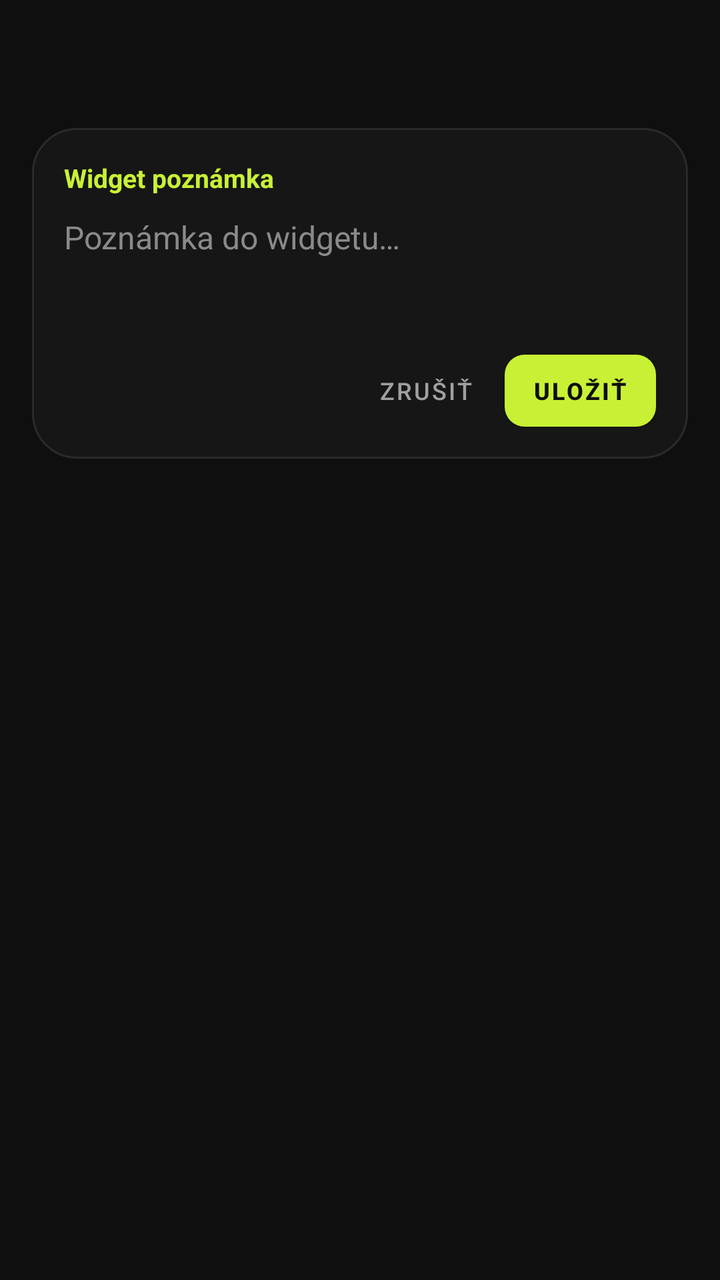
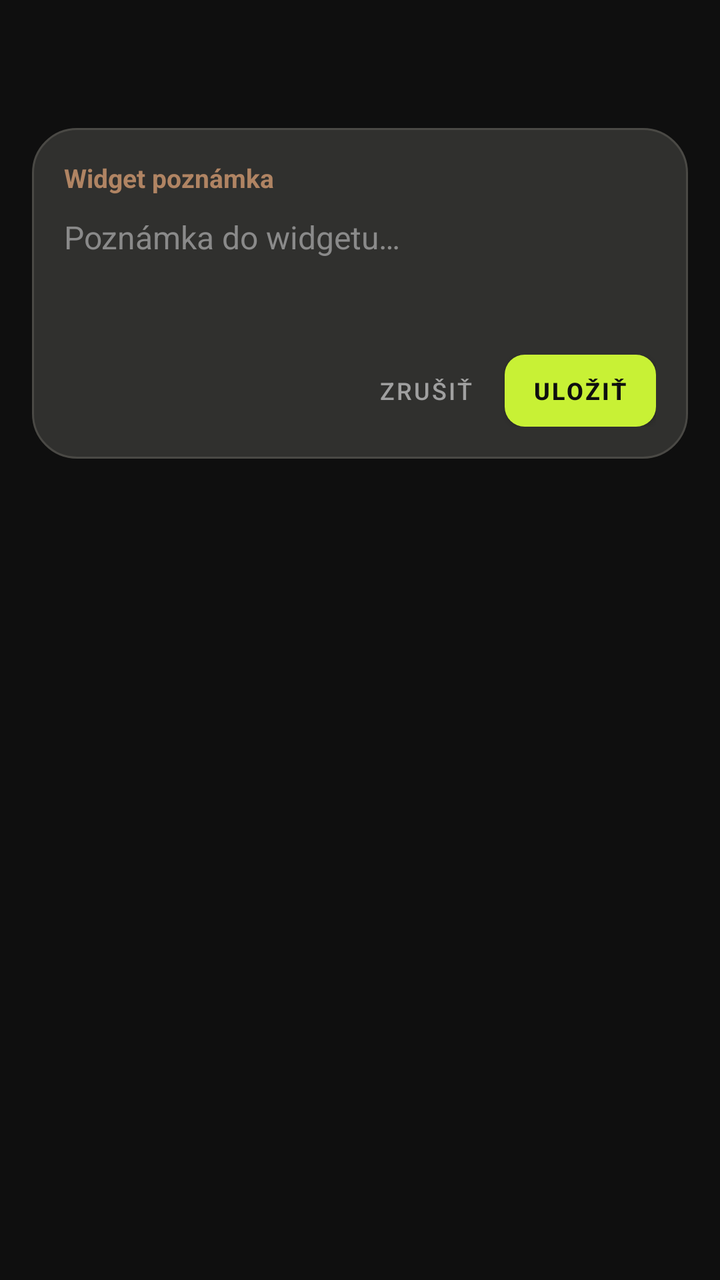

Screens rendered from an Android XML layout before and after an edit, with the pre-edit source and the edit as a unified diff.
<!-- AndroidManifest.xml: application theme Theme.Notes28 -->
<!-- res/layout/activity_quick.xml -->
<?xml version="1.0" encoding="utf-8"?>
<FrameLayout xmlns:android="http://schemas.android.com/apk/res/android"
    xmlns:app="http://schemas.android.com/apk/res-auto"
    android:id="@+id/q_root"
    android:layout_width="match_parent"
    android:layout_height="match_parent"
    android:padding="16dp">

    <LinearLayout
        android:layout_width="match_parent"
        android:layout_height="wrap_content"
        android:layout_gravity="top"
        android:layout_marginTop="48dp"
        android:background="@drawable/quick_card_bg"
        android:clickable="true"
        android:focusable="true"
        android:orientation="vertical"
        android:padding="16dp">

        <TextView
            android:layout_width="wrap_content"
            android:layout_height="wrap_content"
            android:text="@string/qw_title"
            android:textColor="#c8f135"
            android:textSize="13sp"
            android:textStyle="bold"/>

        <EditText
            android:id="@+id/q_input"
            android:layout_width="match_parent"
            android:layout_height="wrap_content"
            android:minLines="3"
            android:maxLines="8"
            android:gravity="top|start"
            android:background="@null"
            android:hint="@string/q_hint"
            android:inputType="textMultiLine|textCapSentences"
            android:paddingTop="10dp"
            android:paddingBottom="10dp"
            android:textColor="#f2f2f2"
            android:textColorHint="#8a8a8a"
            android:textSize="16sp"/>

        <LinearLayout
            android:layout_width="match_parent"
            android:layout_height="wrap_content"
            android:gravity="end"
            android:orientation="horizontal">

            <Button
                android:id="@+id/q_cancel"
                style="@style/Widget.MaterialComponents.Button.TextButton"
                android:layout_width="wrap_content"
                android:layout_height="36dp"
                android:insetTop="0dp"
                android:insetBottom="0dp"
                android:minWidth="0dp"
                android:paddingStart="12dp"
                android:paddingEnd="12dp"
                android:text="@string/q_cancel"
                android:textColor="#a0a0a0"
                android:textSize="12sp"/>

            <Button
                android:id="@+id/q_save"
                android:layout_width="wrap_content"
                android:layout_height="36dp"
                android:layout_marginStart="4dp"
                android:insetTop="0dp"
                android:insetBottom="0dp"
                android:minWidth="0dp"
                android:paddingStart="14dp"
                android:paddingEnd="14dp"
                android:text="@string/q_save"
                android:textColor="#0f0f0f"
                android:textSize="12sp"
                android:textStyle="bold"
                app:cornerRadius="10dp"/>
        </LinearLayout>
    </LinearLayout>
</FrameLayout>
<!-- resources referenced by this layout -->
<resources>
  <!-- drawable quick_card_bg (drawable) -->
  <?xml version="1.0" encoding="utf-8"?>
  <shape xmlns:android="http://schemas.android.com/apk/res/android" android:shape="rectangle">
      <solid android:color="#161616"/>
      <corners android:radius="22dp"/>
      <stroke android:width="1dp" android:color="#2a2a2a"/>
  </shape>
  <string name="q_cancel">Zrušiť</string>
  <string name="q_hint">Poznámka do widgetu…</string>
  <string name="q_save">Uložiť</string>
  <string name="qw_title">Widget poznámka</string>
  <style name="Theme.Notes28" parent="Theme.MaterialComponents.DayNight.NoActionBar">
          <item name="colorPrimary">#c8f135</item>
          <item name="colorOnPrimary">#0f0f0f</item>
          <item name="android:windowBackground">#0f0f0f</item>
          <item name="android:statusBarColor">#0f0f0f</item>
          <item name="android:navigationBarColor">#0f0f0f</item>
      </style>
</resources>

<!-- the commit's change to res/layout/activity_quick.xml (unified diff, before → after) -->
@@ -21,7 +21,7 @@
             android:layout_width="wrap_content"
             android:layout_height="wrap_content"
             android:text="@string/qw_title"
-            android:textColor="#c8f135"
+            android:textColor="#b08463"
             android:textSize="13sp"
             android:textStyle="bold"/>
 
<!-- resource entries referenced after the edit -->
@@ -3,9 +3,9 @@
   <!-- drawable quick_card_bg (drawable) -->
   <?xml version="1.0" encoding="utf-8"?>
   <shape xmlns:android="http://schemas.android.com/apk/res/android" android:shape="rectangle">
-      <solid android:color="#161616"/>
+      <solid android:color="#30302e"/>
       <corners android:radius="22dp"/>
-      <stroke android:width="1dp" android:color="#2a2a2a"/>
+      <stroke android:width="1dp" android:color="#4a4945"/>
   </shape>
   <string name="q_cancel">Zrušiť</string>
   <string name="q_hint">Poznámka do widgetu…</string>
